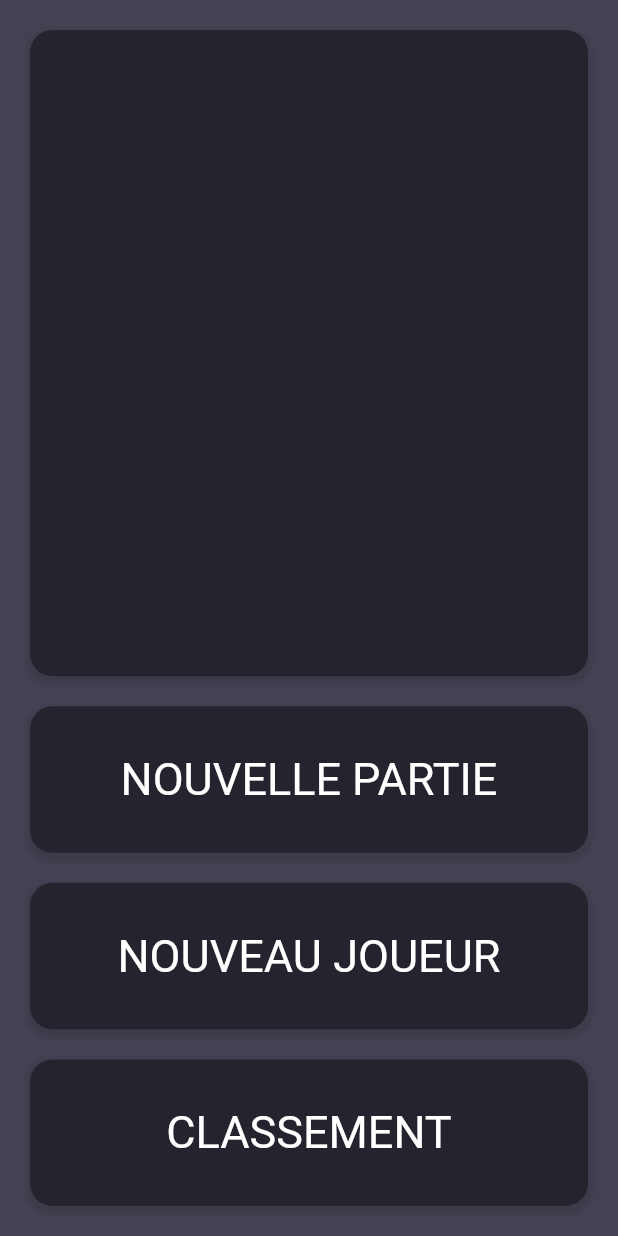
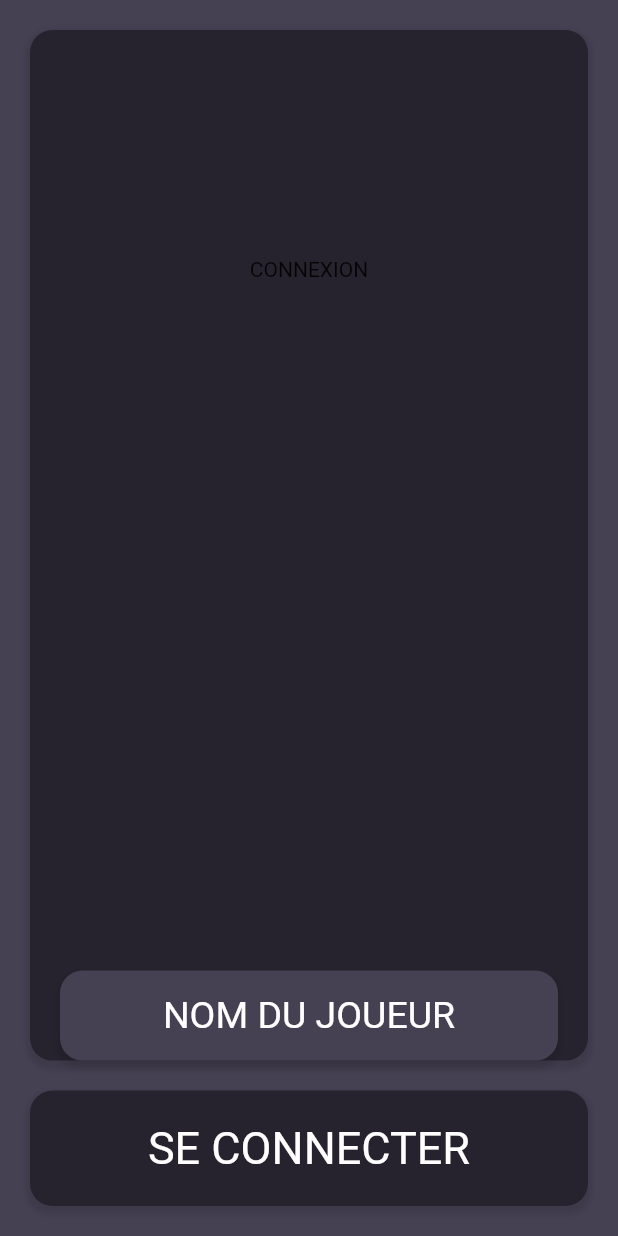
Before and after one commit to BoulinguezTheo/perso_flutter_app_games_ranking, a Flutter app: the screen it shows after launch, on a phone screen of 412 x 824 dp. Run offline on Flutter 3.47's test engine with Material 2 defaults, Android fonts, the phone set to English and light mode, and no system bars.

Commit message:
Login page create, set as default page, button login

```diff
--- a/lib/main.dart
+++ b/lib/main.dart
@@ -1,6 +1,7 @@
 import 'package:flutter/material.dart';
 import 'package:provider/provider.dart';
 import 'package:ranking_app/providers/player_provider.dart';
+import 'package:ranking_app/screens/login_page.dart';
 import 'package:ranking_app/screens/pool.dart';
 import 'package:ranking_app/screens/pool_game.dart';
 import 'package:ranking_app/services/pool_service.dart';
@@ -32,7 +33,7 @@ class MyApp extends StatelessWidget {
       initialRoute: '/',
       routes: {
         '/': (context) => const Scaffold(
-          body: Pool(),
+          body: LoginPage(),
         ),
         '/new-player': (context) => Scaffold(
           body: NewPlayer(),
--- /dev/null
+++ b/lib/screens/login_page.dart
@@ -0,0 +1,106 @@
+import 'package:flutter/cupertino.dart';
+import 'package:flutter/material.dart';
+import 'package:ranking_app/widgets/homepage_button.dart';
+
+class LoginPage extends StatefulWidget {
+  const LoginPage({super.key});
+
+  @override
+  State<LoginPage> createState() => _LoginPageState();
+}
+
+class _LoginPageState extends State<LoginPage> {
+  @override
+  Widget build(BuildContext context) {
+    return Container(
+      child: SafeArea(
+        child: Column(
+          children: <Widget>[
+            Expanded(
+              flex: 15,
+              child: Container(
+                width: double.infinity,
+                margin: const EdgeInsets.only(left: 20.0, right: 20.0, bottom: 20.0, top: 20.0),
+                decoration: BoxDecoration(
+                  color: const Color.fromRGBO(38, 35, 46, 100),
+                  borderRadius: BorderRadius.circular(15),
+                  boxShadow: [
+                    BoxShadow(
+                      color: Colors.black.withOpacity(0.1),
+                      spreadRadius: 2,
+                      blurRadius: 3,
+                      offset: const Offset(0, 3), // changes position of shadow
+                    ),
+                  ],
+                ),
+                child: Column(
+                  children: <Widget>[
+                    Expanded(
+                      flex: 1,
+                      child: SizedBox(),
+                    ),
+                    Expanded(
+                      flex: 2,
+                      child: Text('CONNEXION'),
+                    ),
+                    Expanded(
+                      flex: 1,
+                      child: SizedBox(),
+                    ),
+                    Container(
+                        height: 60,
+                        width: double.infinity,
+                        margin:
+                        const EdgeInsets.only(left: 20.0, right: 20.0, top: 20.0),
+                        // padding: const EdgeInsets.all(20.0),
+                        decoration: BoxDecoration(
+                          color: const Color.fromRGBO(69, 64, 82, 60),
+                          borderRadius: BorderRadius.circular(15),
+                          boxShadow: [
+                            BoxShadow(
+                              color: Colors.black.withOpacity(0.1),
+                              spreadRadius: 2,
+                              blurRadius: 3,
+                              offset:
+                              const Offset(0, 3), // changes position of shadow
+                            ),
+                          ],
+                        ),
+                        child: const Center(
+                          child: TextField(
+                            // controller: playerNameController,
+                            textAlign: TextAlign.center,
+                            decoration: InputDecoration(
+                              border: InputBorder.none,
+                              hintText: 'NOM DU JOUEUR',
+                              hintStyle: TextStyle(
+                                fontSize: 25,
+                                color: Colors.white,
+                              ),
+                            ),
+                            style: TextStyle(
+                              fontSize: 25,
+                              color: Colors.white,
+                            ),
+                          ),
+                        ),
+                      ),
+                  ],
+                ),
+              ),
+            ),
+            Expanded(
+              flex: 2,
+              child: GestureDetector(
+                onTap: (){
+                  //TODO : LOGIN METHOD
+                },
+                child: const HomepageButton(buttonLabel: 'SE CONNECTER'),
+              ),
+            )
+          ],
+        ),
+      ),
+    );
+  }
+}
```
